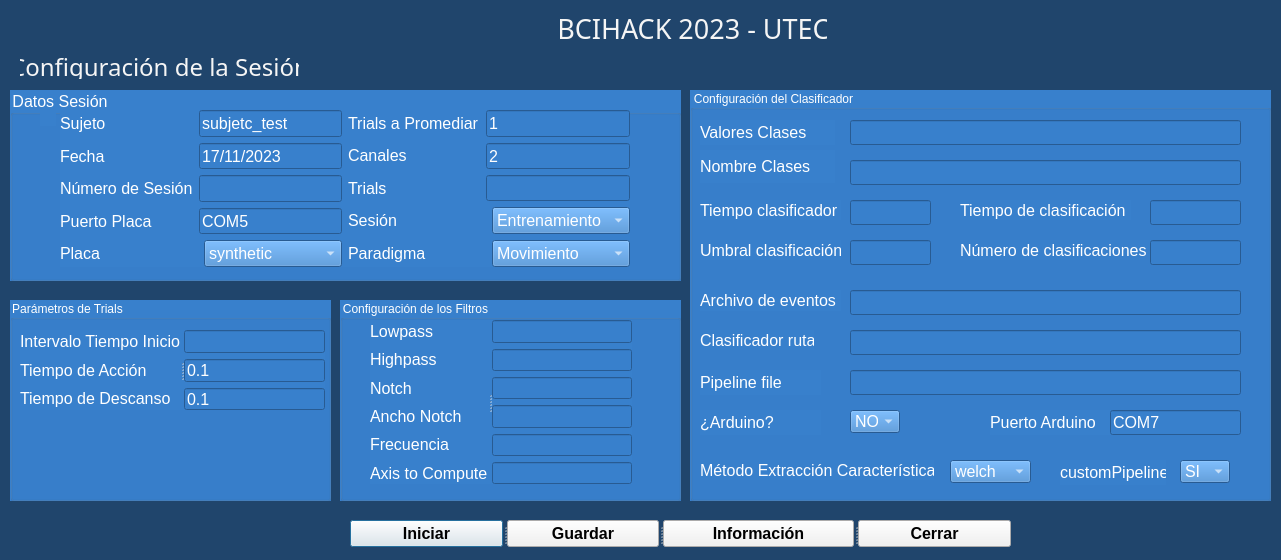
Old version of the form Desarrollo/PythonScripts/scripts/GUIModule/config_registro.ui in the repository lucasbaldezzari/bcihack2.
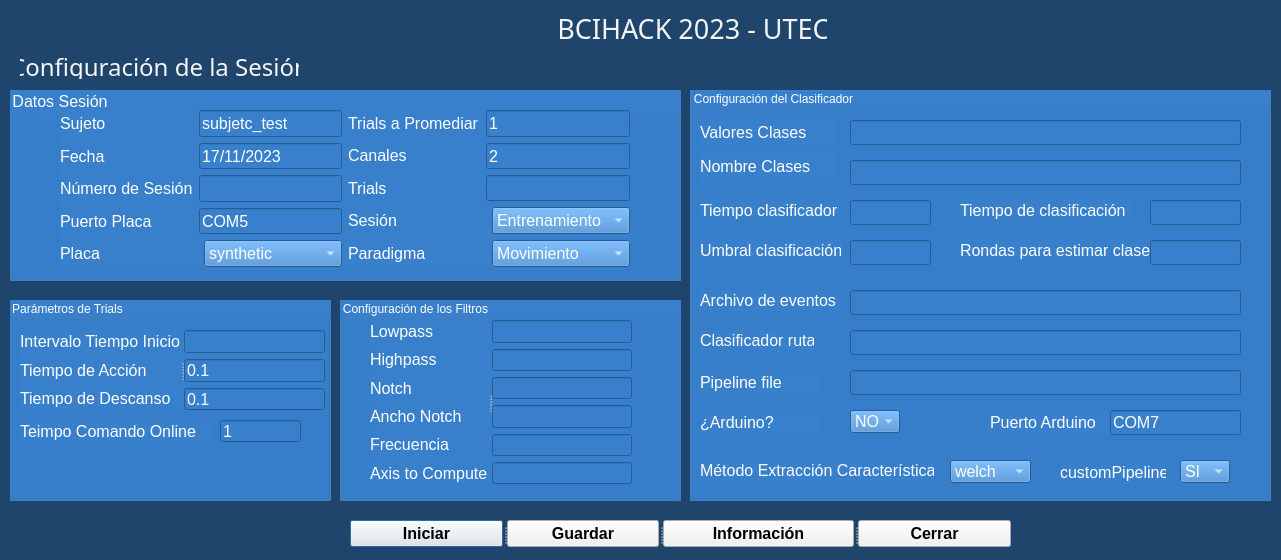
New version of the form.

Commit message: Se trabaja sobre hilo online para enviar comandos al módulo 2

```diff
--- a/Desarrollo/PythonScripts/scripts/GUIModule/config_registro.ui
+++ b/Desarrollo/PythonScripts/scripts/GUIModule/config_registro.ui
@@ -737,6 +737,56 @@
      </layout>
     </widget>
    </widget>
+   <widget class="QLineEdit" name="onlineCommandSendingTime">
+    <property name="geometry">
+     <rect>
+      <x>210</x>
+      <y>120</y>
+      <width>81</width>
+      <height>22</height>
+     </rect>
+    </property>
+    <property name="font">
+     <font>
+      <family>MS Shell Dlg 2</family>
+      <pointsize>12</pointsize>
+      <weight>50</weight>
+      <italic>false</italic>
+      <bold>false</bold>
+     </font>
+    </property>
+    <property name="styleSheet">
+     <string notr="true">color: rgb(255, 255, 255);</string>
+    </property>
+    <property name="text">
+     <string>1</string>
+    </property>
+   </widget>
+   <widget class="QLabel" name="label_38">
+    <property name="geometry">
+     <rect>
+      <x>10</x>
+      <y>120</y>
+      <width>191</width>
+      <height>22</height>
+     </rect>
+    </property>
+    <property name="font">
+     <font>
+      <family>MS Shell Dlg 2</family>
+      <pointsize>12</pointsize>
+      <weight>50</weight>
+      <italic>false</italic>
+      <bold>false</bold>
+     </font>
+    </property>
+    <property name="styleSheet">
+     <string notr="true">color: rgb(255, 255, 255);</string>
+    </property>
+    <property name="text">
+     <string>Teimpo Comando Online</string>
+    </property>
+   </widget>
   </widget>
   <widget class="QGroupBox" name="groupBox">
    <property name="geometry">
@@ -1558,7 +1608,7 @@
      <string notr="true">color: rgb(255, 255, 255);</string>
     </property>
     <property name="text">
-     <string>Número de clasificaciones</string>
+     <string>Rondas para estimar clase</string>
     </property>
    </widget>
    <widget class="QLineEdit" name="numberOfClassifications">
```
Left out of the diff: 2 changed lines with no effect on the pictures. The commit also changes 9 other files.
